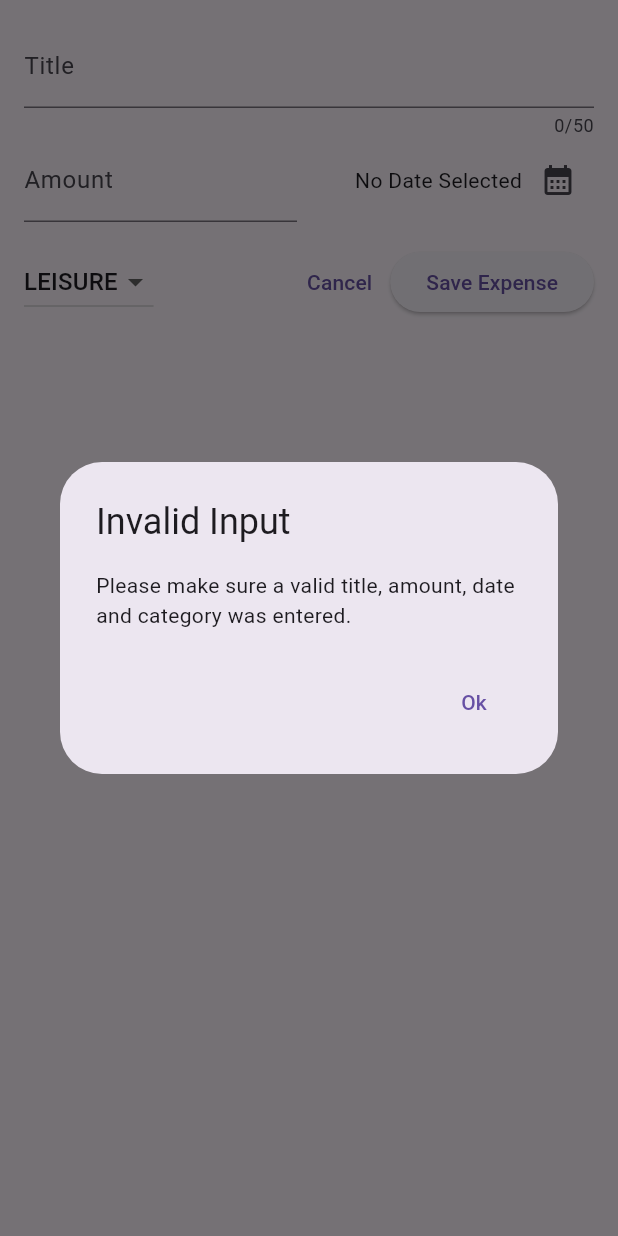
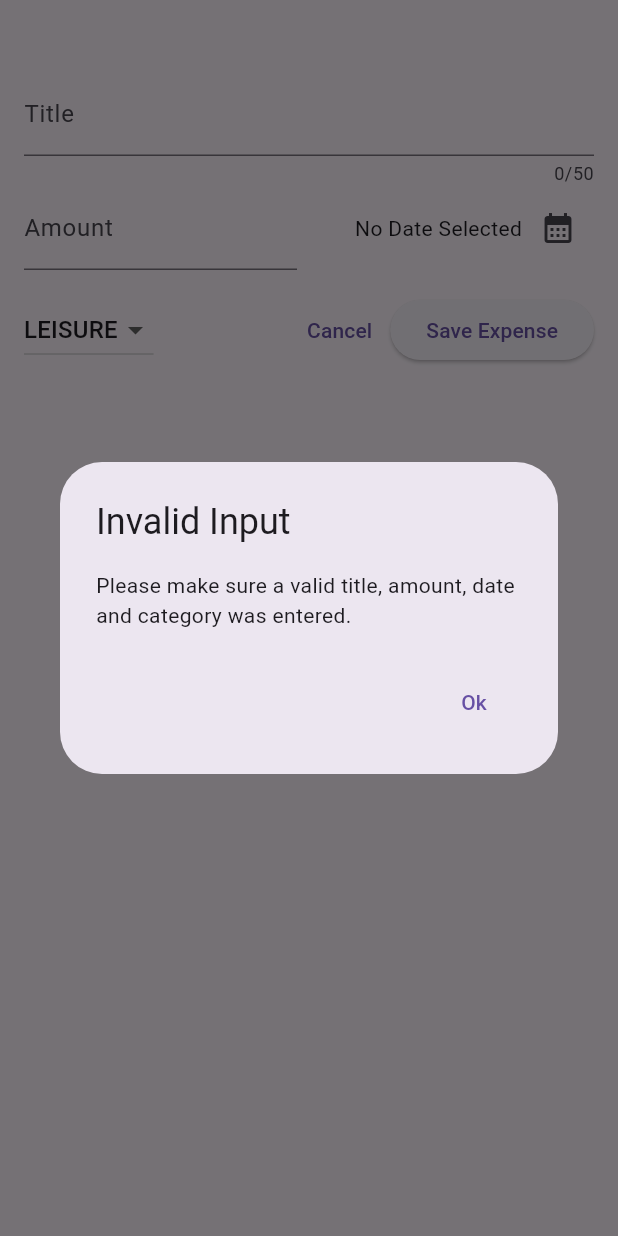
Before and after one commit to Ali-Faal9573/Expense-App, a Flutter app: the NewExpense widget shown alone on an empty page, opened directly with empty values, after a tap on "Save Expense", on a phone screen of 412 x 824 dp. Run offline on Flutter 3.47's test engine with Material 3 defaults, Android fonts, the phone set to English and light mode, and no system bars.

Commit message:
add some padding in top of the modal

```diff
--- a/lib/widgets/new_expense.dart
+++ b/lib/widgets/new_expense.dart
@@ -66,6 +66,7 @@ class _NewExpensesState extends State<NewExpense> {
         category: _selectedCategory,
       ),
     );
+    Navigator.pop(context);
   }
 
   @override
@@ -78,7 +79,7 @@ class _NewExpensesState extends State<NewExpense> {
   @override
   Widget build(BuildContext context) {
     return Padding(
-      padding: const EdgeInsets.all(16),
+      padding: const EdgeInsets.fromLTRB(16, 48, 16, 16),
       child: Column(
         children: [
           TextField(
```
